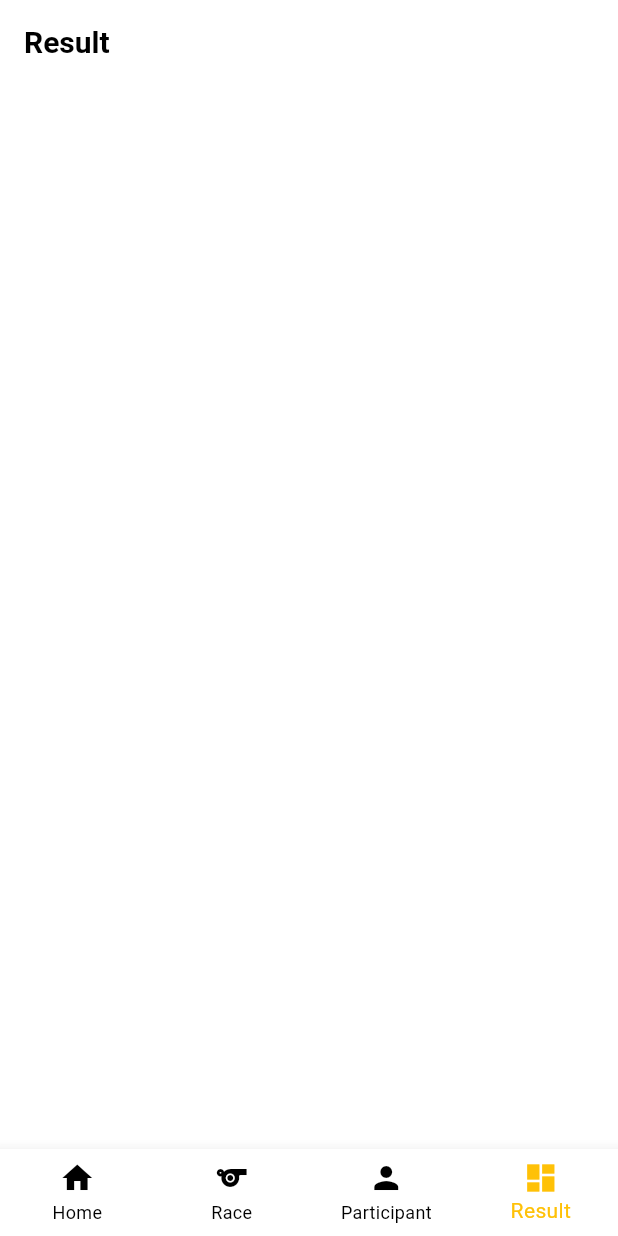
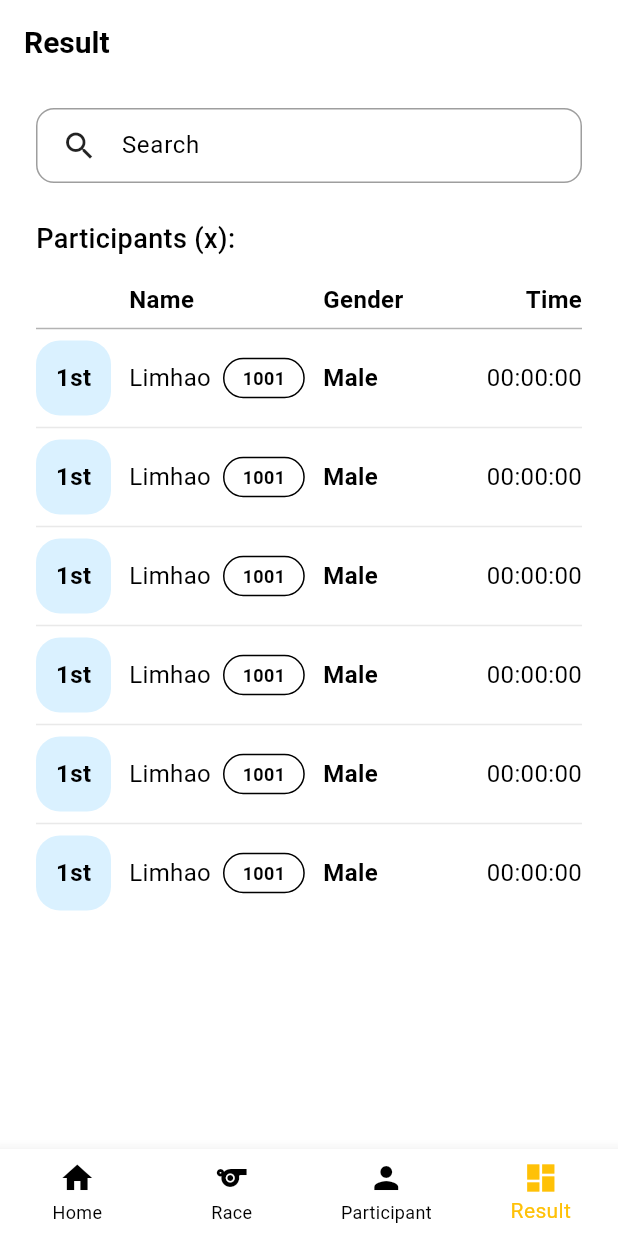
Before and after one commit to chimlimhao/Race-Tracker, a Flutter app: the screen it shows after launch, item 4 of the bottom bar chosen, on a phone screen of 412 x 824 dp. Run offline on Flutter 3.47's test engine with Material 3 defaults, Android fonts, the phone set to English and light mode, and no system bars.

Commit message:
RT-006: Implemented the result screen.

```diff
--- a/lib/ui/screens/race-manager/participant_screen.dart
+++ b/lib/ui/screens/race-manager/participant_screen.dart
@@ -48,6 +48,7 @@ class ParticipantScreen extends StatelessWidget {
             ],
           ),
         ),
+        SizedBox(height: 16),
         Padding(
           padding: EdgeInsets.symmetric(horizontal: 24),
           child: Row(
@@ -104,14 +105,20 @@ class ParticipantScreen extends StatelessWidget {
                           SizedBox(width: 8),
                           Container(
                             padding: EdgeInsets.symmetric(
-                              horizontal: 12,
-                              vertical: 4,
+                              horizontal: 7,
+                              vertical: 5,
                             ),
                             decoration: BoxDecoration(
                               border: Border.all(color: Colors.black),
                               borderRadius: BorderRadius.circular(16),
                             ),
-                            child: Text('1001'),
+                            child: Text(
+                              '1001',
+                              style: TextStyle(
+                                fontSize: 12,
+                                fontWeight: FontWeight.bold,
+                              ),
+                            ),
                           ),
                         ],
                       ),
@@ -121,7 +128,7 @@ class ParticipantScreen extends StatelessWidget {
                       child: Text('Male', style: TextStyle(fontSize: 16)),
                     ),
                     Expanded(
-                      flex: 1,
+                      flex: 0,
                       child: Align(
                         alignment: Alignment.centerRight,
                         child: IconButton(
--- a/lib/ui/screens/race-manager/race_form_screen.dart
+++ b/lib/ui/screens/race-manager/race_form_screen.dart
@@ -1,5 +1,5 @@
 import 'package:flutter/material.dart';
-import 'package:race_tracker/ui/screens/widgets/cards/race_form.dart';
+import 'package:race_tracker/ui/screens/widgets/forms/race_form.dart';
 
 class RaceFormScreen extends StatelessWidget {
   const RaceFormScreen({super.key});
--- a/lib/ui/screens/race-manager/result_screen.dart
+++ b/lib/ui/screens/race-manager/result_screen.dart
@@ -1,10 +1,160 @@
 import 'package:flutter/material.dart';
+import 'package:race_tracker/ui/screens/widgets/dialogs/search_input.dart';
 
 class ResultScreen extends StatelessWidget {
   const ResultScreen({super.key});
 
   @override
   Widget build(BuildContext context) {
-    return Scaffold(appBar: AppBar(title: Text('Result')));
+    return Scaffold(
+      appBar: AppBar(title: Text('Result')),
+      body: Column(
+        children: [
+          Padding(
+            padding: EdgeInsets.only(top: 16, bottom: 8),
+            child: SearchInput(),
+          ),
+          Expanded(child: _resultList(context)),
+        ],
+      ),
+    );
+  }
+
+  Widget _resultList(BuildContext context) {
+    return Column(
+      children: [
+        Padding(
+          padding: EdgeInsets.symmetric(horizontal: 24, vertical: 16),
+          child: Row(
+            children: [
+              Text(
+                'Participants (x):',
+                style: TextStyle(fontSize: 18, fontWeight: FontWeight.w500),
+              ),
+              Spacer(),
+            ],
+          ),
+        ),
+        Padding(
+          padding: EdgeInsets.symmetric(horizontal: 24),
+          child: Row(
+            crossAxisAlignment: CrossAxisAlignment.center,
+            children: [
+              SizedBox(width: 50),
+              SizedBox(width: 12),
+              Expanded(
+                flex: 3,
+                child: Text(
+                  'Name',
+                  style: TextStyle(fontSize: 16, fontWeight: FontWeight.bold),
+                ),
+              ),
+              Expanded(
+                flex: 2,
+                child: Text(
+                  'Gender',
+                  style: TextStyle(fontSize: 16, fontWeight: FontWeight.bold),
+                ),
+              ),
+              Expanded(
+                flex: 2,
+                child: Align(
+                  alignment: Alignment.centerRight,
+                  child: Text(
+                    'Time',
+                    style: TextStyle(fontSize: 16, fontWeight: FontWeight.bold),
+                  ),
+                ),
+              ),
+            ],
+          ),
+        ),
+        Divider(
+          height: 16,
+          indent: 24,
+          endIndent: 24,
+          color: Color(0xffb3b3b3),
+        ),
+        Expanded(
+          child: ListView.separated(
+            padding: EdgeInsets.symmetric(horizontal: 24),
+            itemCount: 6,
+            separatorBuilder:
+                (context, index) => Divider(color: Color(0xffe9e9e9)),
+            itemBuilder: (context, index) {
+              return Padding(
+                padding: EdgeInsets.symmetric(),
+                child: Row(
+                  crossAxisAlignment: CrossAxisAlignment.center,
+                  children: [
+                    Container(
+                      width: 50,
+                      height: 50,
+                      decoration: BoxDecoration(
+                        color: Color(0xffDAF1FF),
+                        borderRadius: BorderRadius.circular(16),
+                      ),
+                      child: Center(
+                        child: Text(
+                          '1st',
+                          style: TextStyle(
+                            fontSize: 16,
+                            fontWeight: FontWeight.bold,
+                          ),
+                        ),
+                      ),
+                    ),
+                    SizedBox(width: 12),
+                    Expanded(
+                      flex: 3,
+                      child: Row(
+                        children: [
+                          Text('Limhao', style: TextStyle(fontSize: 16)),
+                          SizedBox(width: 8),
+                          Container(
+                            padding: EdgeInsets.symmetric(
+                              horizontal: 12,
+                              vertical: 4,
+                            ),
+                            decoration: BoxDecoration(
+                              border: Border.all(color: Colors.black),
+                              borderRadius: BorderRadius.circular(16),
+                            ),
+                            child: Text(
+                              '1001',
+                              style: TextStyle(
+                                fontSize: 12,
+                                fontWeight: FontWeight.bold,
+                              ),
+                            ),
+                          ),
+                        ],
+                      ),
+                    ),
+                    Expanded(
+                      flex: 2,
+                      child: Text(
+                        'Male',
+                        style: TextStyle(
+                          fontSize: 16,
+                          fontWeight: FontWeight.bold,
+                        ),
+                      ),
+                    ),
+                    Expanded(
+                      flex: 2,
+                      child: Align(
+                        alignment: Alignment.centerRight,
+                        child: Text('00:00:00', style: TextStyle(fontSize: 16)),
+                      ),
+                    ),
+                  ],
+                ),
+              );
+            },
+          ),
+        ),
+      ],
+    );
   }
 }
```
